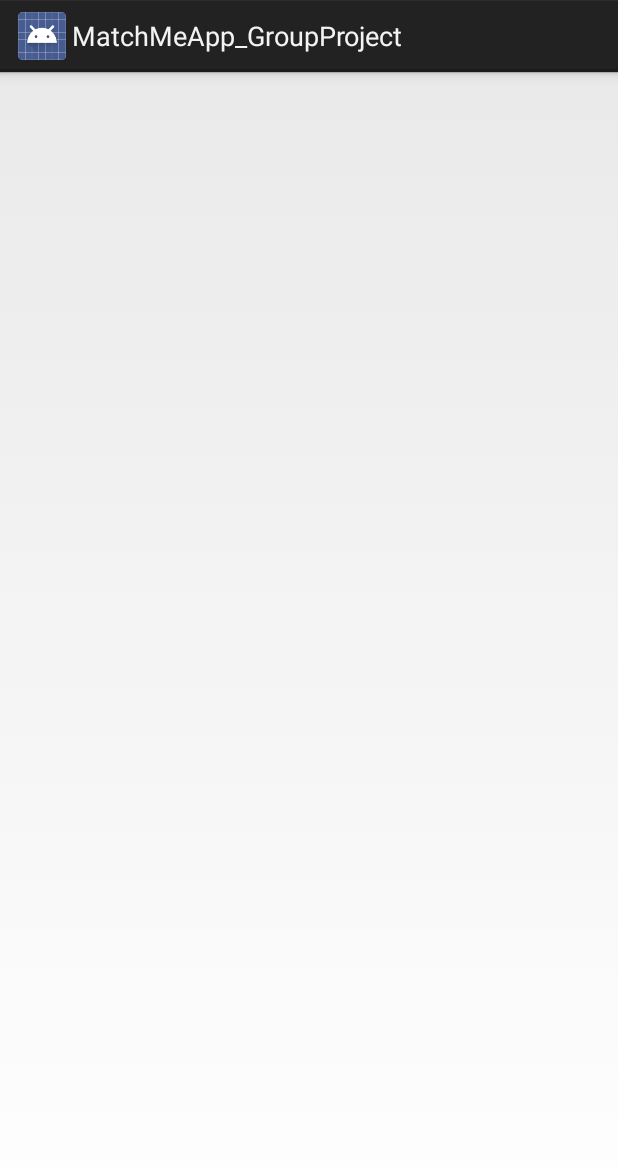
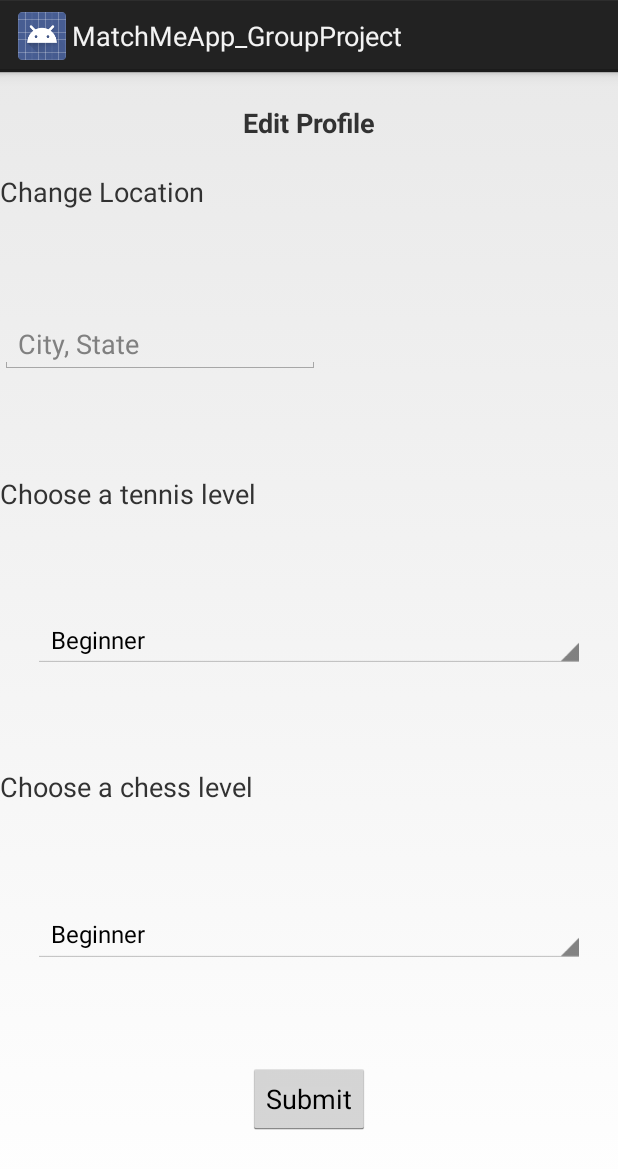
Before and after one commit to jonathankim08/MatchMeApp_GroupProject, an Android app: the ProfileActivity screen opened directly, with no data from a screen before it, on a phone screen of 412 x 824 dp. Shown: the top 1169 px of the screen. Run offline under Robolectric (Android 15) with nearby library versions, the phone set to English and light mode, and no system bars.

Commit message:
Jonathan Test 2

```diff
--- a/app/src/main/AndroidManifest.xml
+++ b/app/src/main/AndroidManifest.xml
@@ -16,7 +16,9 @@
                 <category android:name="android.intent.category.LAUNCHER" />
             </intent-filter>
         </activity>
-        <activity android:name=".ProfileActivity" />
+        <activity
+            android:name=".ProfileActivity"
+            android:exported="true" />
         <activity
             android:name=".RegistrationActivity"
             android:exported="true" />
--- a/app/src/main/res/layout/activity_profile.xml
+++ b/app/src/main/res/layout/activity_profile.xml
@@ -4,6 +4,104 @@
     xmlns:tools="http://schemas.android.com/tools"
     android:layout_width="match_parent"
     android:layout_height="match_parent"
-    tools:context="com.example.jonat.matchmeapp_groupproject.ProfileActivity">
+    tools:context="com.example.jonat.matchmeapp_groupproject.RegistrationActivity">
+
+    <EditText
+        android:id="@+id/editTextLocation"
+        android:layout_width="wrap_content"
+        android:layout_height="wrap_content"
+        android:ems="10"
+        android:hint="City, State"
+        android:inputType="textPersonName"
+        app:layout_constraintBottom_toTopOf="@+id/textView2"
+        app:layout_constraintTop_toBottomOf="@+id/textViewLocation"
+        tools:layout_editor_absoluteX="31dp" />
+
+    <TextView
+        android:id="@+id/textViewLocation"
+        android:layout_width="wrap_content"
+        android:layout_height="28dp"
+        android:text="Change Location"
+        android:textSize="18sp"
+        app:layout_constraintBottom_toTopOf="@+id/editTextLocation"
+        app:layout_constraintTop_toTopOf="parent"
+        tools:layout_editor_absoluteX="31dp" />
+
+    <Spinner
+        android:id="@+id/spinnerTennisLevel"
+        android:layout_width="368dp"
+        android:layout_height="38dp"
+        android:layout_marginEnd="8dp"
+        android:layout_marginStart="8dp"
+        android:entries="@array/tennis_level"
+        android:prompt="@string/tennis_prompt"
+        app:layout_constraintBottom_toTopOf="@+id/buttonSubmit"
+        app:layout_constraintEnd_toEndOf="parent"
+        app:layout_constraintHorizontal_bias="0.5"
+        app:layout_constraintStart_toStartOf="parent"
+        app:layout_constraintTop_toBottomOf="@+id/textView3" />
+
+    <Button
+        android:id="@+id/buttonSubmit"
+        android:layout_width="wrap_content"
+        android:layout_height="wrap_content"
+        android:layout_marginEnd="8dp"
+        android:layout_marginStart="8dp"
+        android:text="Submit"
+        app:layout_constraintBottom_toBottomOf="parent"
+        app:layout_constraintEnd_toEndOf="parent"
+        app:layout_constraintHorizontal_bias="0.5"
+        app:layout_constraintStart_toStartOf="parent"
+        app:layout_constraintTop_toBottomOf="@+id/spinnerTennisLevel" />
+
+    <TextView
+        android:id="@+id/textViewEditProfile"
+        android:layout_width="wrap_content"
+        android:layout_height="wrap_content"
+        android:layout_marginEnd="8dp"
+        android:layout_marginStart="8dp"
+        android:text="Edit Profile"
+        android:textSize="18sp"
+        android:textStyle="bold"
+        app:layout_constraintBottom_toTopOf="@+id/textViewLocation"
+        app:layout_constraintEnd_toEndOf="parent"
+        app:layout_constraintHorizontal_bias="0.5"
+        app:layout_constraintStart_toStartOf="parent"
+        app:layout_constraintTop_toTopOf="parent" />
+
+    <Spinner
+        android:id="@+id/spinnerChessLevel"
+        android:layout_width="368dp"
+        android:layout_height="wrap_content"
+        android:layout_marginEnd="8dp"
+        android:layout_marginStart="8dp"
+        android:entries="@array/chess_level"
+        android:prompt="@string/chess_prompt"
+        app:layout_constraintBottom_toTopOf="@+id/textView3"
+        app:layout_constraintEnd_toEndOf="parent"
+        app:layout_constraintHorizontal_bias="0.5"
+        app:layout_constraintStart_toStartOf="parent"
+        app:layout_constraintTop_toBottomOf="@+id/textView2" />
+
+    <TextView
+        android:id="@+id/textView2"
+        android:layout_width="wrap_content"
+        android:layout_height="wrap_content"
+        android:text="Choose a tennis level"
+        android:textSize="18sp"
+        app:layout_constraintBottom_toTopOf="@+id/spinnerChessLevel"
+        app:layout_constraintTop_toBottomOf="@+id/editTextLocation"
+        tools:layout_editor_absoluteX="16dp" />
+
+    <TextView
+        android:id="@+id/textView3"
+        android:layout_width="wrap_content"
+        android:layout_height="wrap_content"
+        android:text="Choose a chess level"
+        android:textSize="18sp"
+        app:layout_constraintBottom_toTopOf="@+id/spinnerTennisLevel"
+        app:layout_constraintTop_toBottomOf="@+id/spinnerChessLevel"
+        app:layout_constraintVertical_bias="0.0"
+        tools:layout_editor_absoluteX="8dp" />
 
 </android.support.constraint.ConstraintLayout>
```
